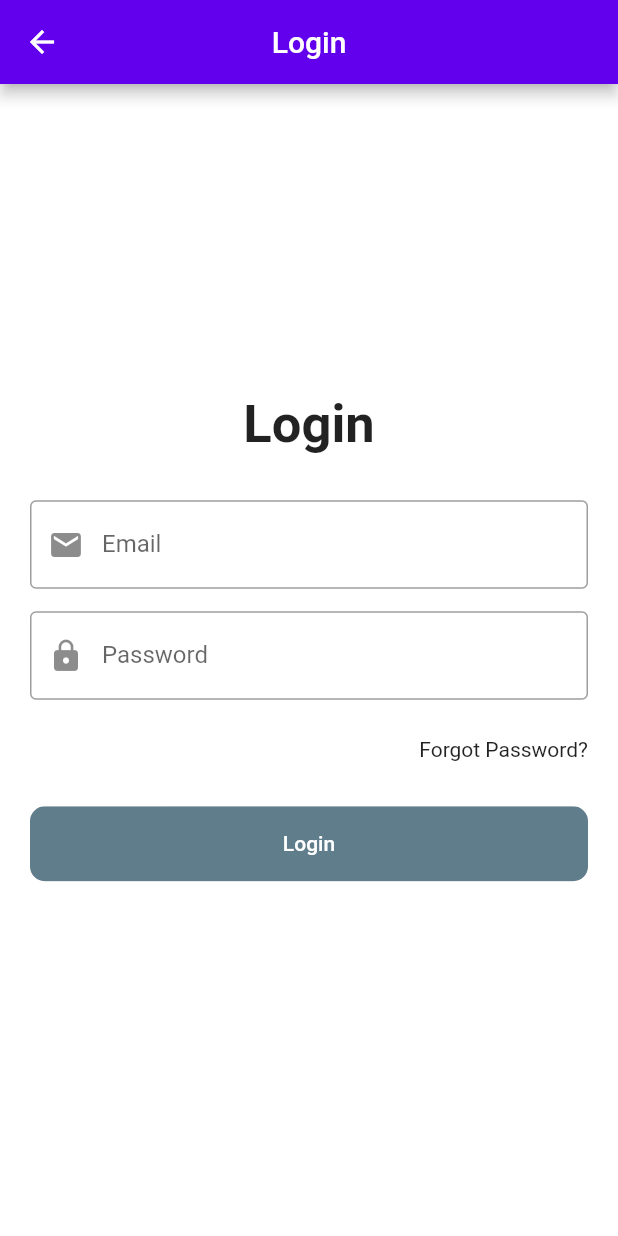
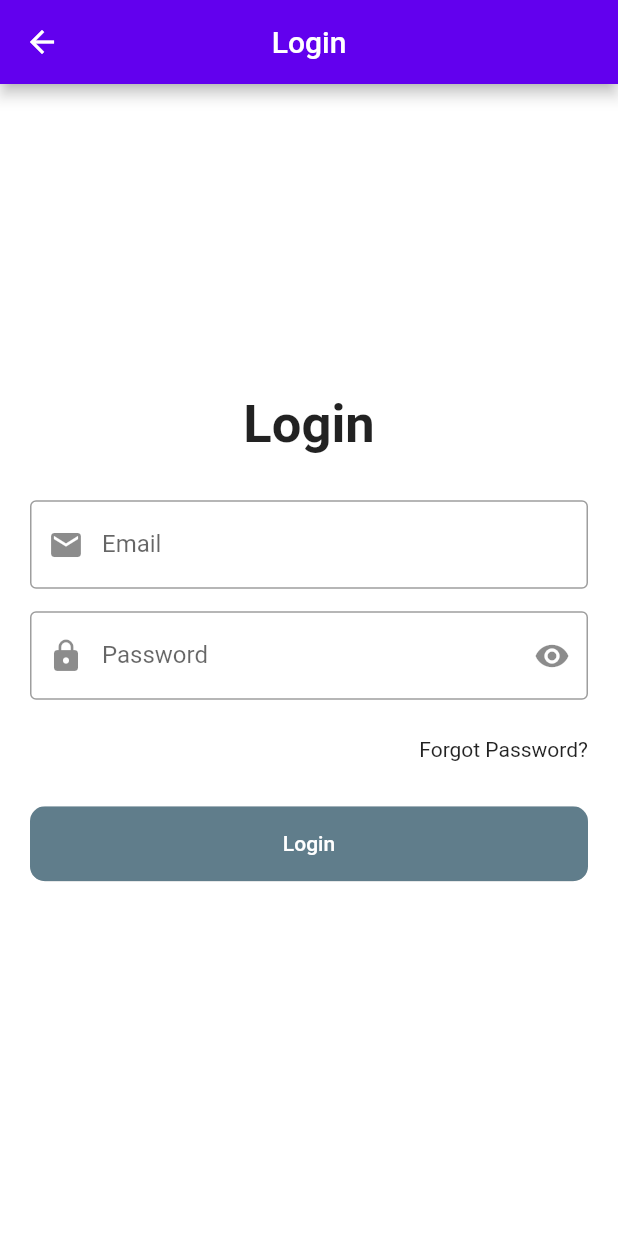
Before and after one commit to Usaid-Dev/blogapp, a Flutter app: the screen it shows after launch, after a tap on "Login", on a phone screen of 412 x 824 dp. Run offline on Flutter 3.47's test engine with Material 2 defaults, Android fonts, the light colour scheme and no system bars; drawn by our look-alikes of modal_progress_hud_nsn; our stand-ins replace firebase_auth, firebase_core, firebase_database, firebase_storage, fluttertoast, image_picker and 1 more; accounts and stored records are empty.

Commit message:
🚀 Project uploaded

```diff
--- a/lib/screens/login_screen.dart
+++ b/lib/screens/login_screen.dart
@@ -21,6 +21,7 @@ class _LoginScreenState extends State<LoginScreen> {
   TextEditingController passwordController = TextEditingController();
 
   bool showSpinner = false;
+  bool passenable = true;
 
   final _formkey = GlobalKey<FormState>();
   String email = '', password = '';
@@ -71,12 +72,25 @@ class _LoginScreenState extends State<LoginScreen> {
                         child: TextFormField(
                           controller: passwordController,
                           keyboardType: TextInputType.visiblePassword,
-                          obscureText: true,
-                          decoration: const InputDecoration(
+                          obscureText: passenable,
+                          decoration: InputDecoration(
                             hintText: 'Password',
-                            label: Text('Password'),
-                            prefixIcon: Icon(Icons.lock),
-                            border: OutlineInputBorder(),
+                            labelText: 'Password',
+                            prefixIcon: const Icon(Icons.lock),
+                            suffixIcon: IconButton(
+                                onPressed: () {
+                                  setState(() {
+                                    if (passenable) {
+                                      passenable = false;
+                                    } else {
+                                      passenable = true;
+                                    }
+                                  });
+                                },
+                                icon: Icon(passenable == true
+                                    ? Icons.remove_red_eye
+                                    : Icons.password)),
+                            border: const OutlineInputBorder(),
                           ),
                           onChanged: (String value) {
                             password = value;
--- a/lib/screens/option_screen.dart
+++ b/lib/screens/option_screen.dart
@@ -21,7 +21,7 @@ class _OptionScreenState extends State<OptionScreen> {
             mainAxisAlignment: MainAxisAlignment.center,
             crossAxisAlignment: CrossAxisAlignment.center,
             children: [
-              Image.asset('images/firebase.png'),
+              Image.asset('images/blog.png'),
               const SizedBox(height: 30),
               RoundButton(
                 title: 'Login',
--- a/pubspec.yaml
+++ b/pubspec.yaml
@@ -38,6 +38,7 @@ dependencies:
   firebase_database: ^10.0.5
   firebase_storage: ^11.0.5
   intl: ^0.17.0
+  transparent_image: ^2.0.0
 
   flutter:
     sdk: flutter
```
Also changed, not shown: lib/screens/add_post.dart (+4 -6 lines), lib/screens/home_screen.dart (+40 -18 lines), lib/screens/signin.dart (+19 -5 lines), images/firebase.png (deleted), pubspec.lock, 38 other files.
